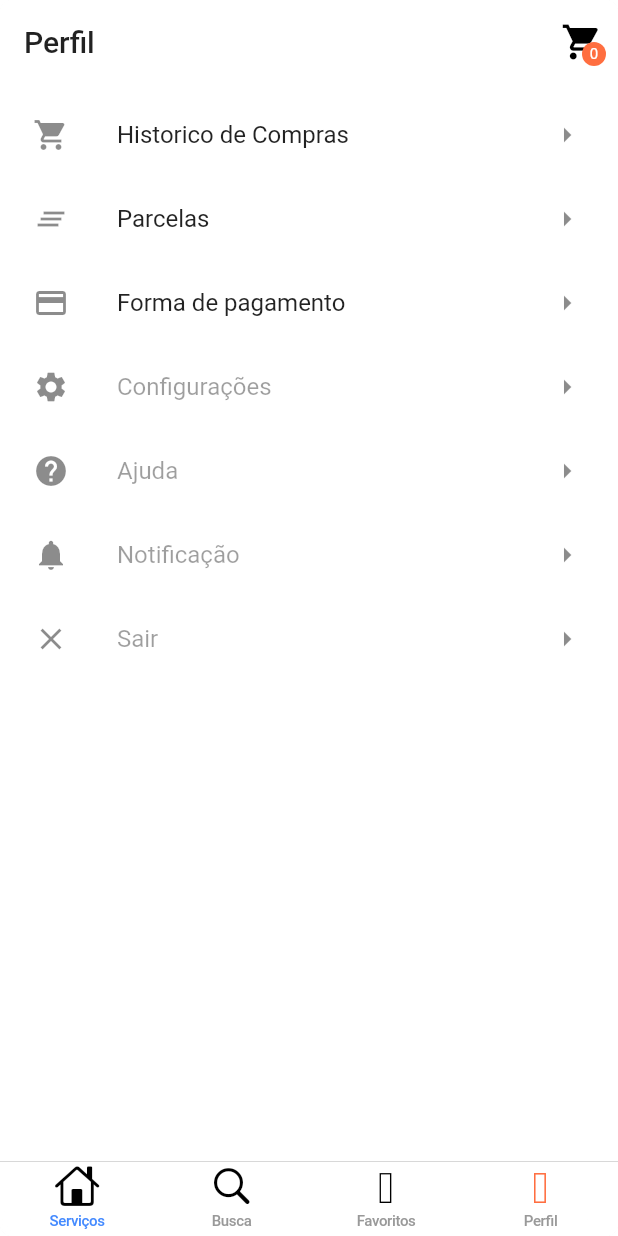
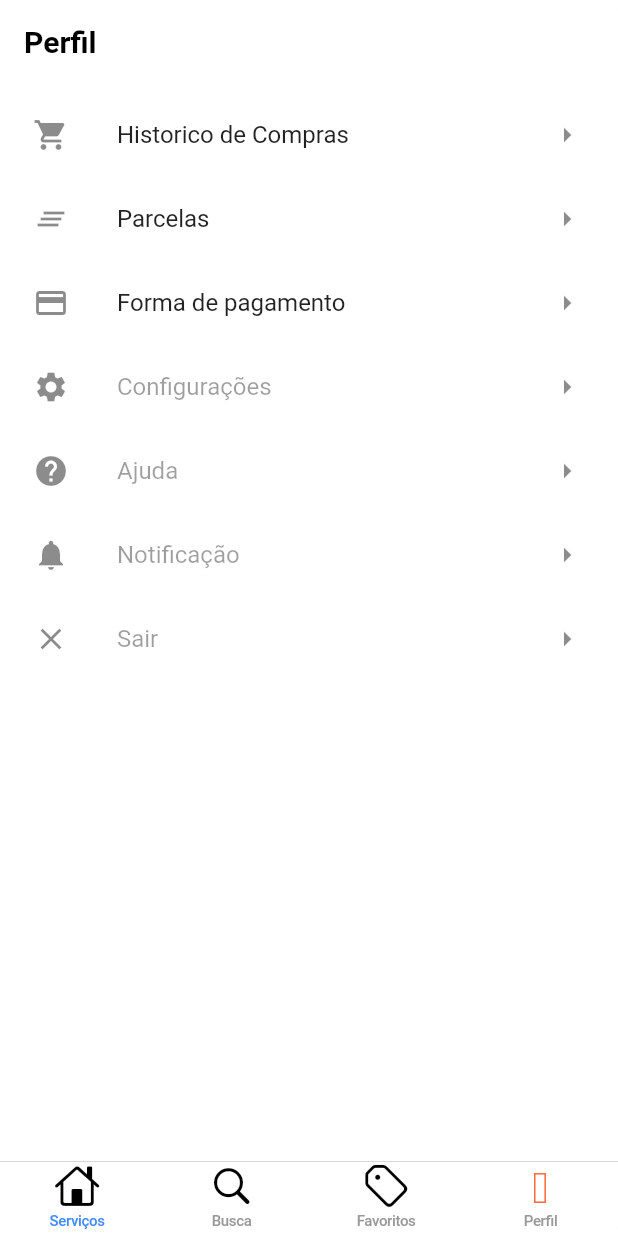
Before and after one commit to tilipim123/iFunnerAPP, a Flutter app: the MainPage screen opened directly, item 4 of the bottom bar chosen, on a phone screen of 412 x 824 dp. Run offline on Flutter 3.47's test engine with Material 2 defaults, Android fonts, the phone set to English and light mode, and no system bars; our stand-ins replace rxdart; missing offline and left inert: bloc_pattern; network calls fail.

Commit message:
Atualizando icones bottom

```diff
--- a/lib/icons.dart
+++ b/lib/icons.dart
@@ -19,9 +19,9 @@ const profileIcon = const IconData(0xf41a,
     fontFamily: cupertinoFamily, fontPackage: cupertinoPackage);
 const profileOutlineIcon = const IconData(0xf419,
     fontFamily: cupertinoFamily, fontPackage: cupertinoPackage);
-const moreIcon = const IconData(0xf498,
+const moreIcon = const IconData(62606,
     fontFamily: cupertinoFamily, fontPackage: cupertinoPackage);
-const moreOutlineIcon = const IconData(0xf499,
+const moreOutlineIcon = const IconData(62606,
     fontFamily: cupertinoFamily, fontPackage: cupertinoPackage);
 const plusIcon = const IconData(0xf489,
     fontFamily: cupertinoFamily, fontPackage: cupertinoPackage);
--- a/lib/page/page_games.dart
+++ b/lib/page/page_games.dart
@@ -14,7 +14,6 @@ class _GamesPageState extends State<GamesPage> {
   Widget build(BuildContext context) {
     return SingleChildScrollView(
       child: Column(
-        crossAxisAlignment: CrossAxisAlignment.start,
         children: [
           Padding(
             padding: const EdgeInsets.fromLTRB(16, 6, 8, 8),
--- a/lib/page/page_main.dart
+++ b/lib/page/page_main.dart
@@ -24,44 +24,18 @@ class _MainPageState extends State<MainPage> {
       child: Scaffold(
         appBar: AppBar(
           elevation: 0,
-          centerTitle: false,
+          centerTitle: true,
           backgroundColor: Colors.white,
           automaticallyImplyLeading: false,
           title: Row(
             children: [
               Text(
                 menuItemName(_layoutSelection),
-                style: Theme.of(context).textTheme.title,
+                style: TextStyle(color: Colors.black, fontFamily: "Roboto", fontWeight: FontWeight.w700),
               ),
-              Padding(padding: EdgeInsets.only(right: 8)),
-              Icon(menuIcon(_layoutSelection), size: 28, color: Colors.white),
             ],
           ),
-          actions: <Widget>[
-            Center(
-              child: IconButton(
-                  onPressed: () => {},
-                  icon: Stack(
-                    children: <Widget>[
-                      Align(
-                        alignment: Alignment.center,
-                        child: Icon(Icons.shopping_cart,
-                            size: 28, color: Colors.black),
-                      ),
-                      Align(
-                        alignment: Alignment.bottomRight,
-                        child: CircleAvatar(
-                          radius: 8,
-                          backgroundColor: Colors.deepOrangeAccent,
-                          child: Text("0",
-                              style:
-                                  TextStyle(color: Colors.white, fontSize: 10)),
-                        ),
-                      ),
-                    ],
-                  )),
-            ),
-          ],
+
         ),
         bottomNavigationBar: CupertinoTabBar(
           activeColor: Colors.blueAccent,
@@ -80,7 +54,7 @@ class _MainPageState extends State<MainPage> {
                 iconSelected: browseIcon,
                 bottomMenu: BottomMenu.browse),*/
             _buildMenuItem(
-                icon: moreOutlineIcon,
+                icon: moreIcon,
                 iconSelected: moreIcon,
                 bottomMenu: BottomMenu.favorites),
             _buildMenuItem(
```
